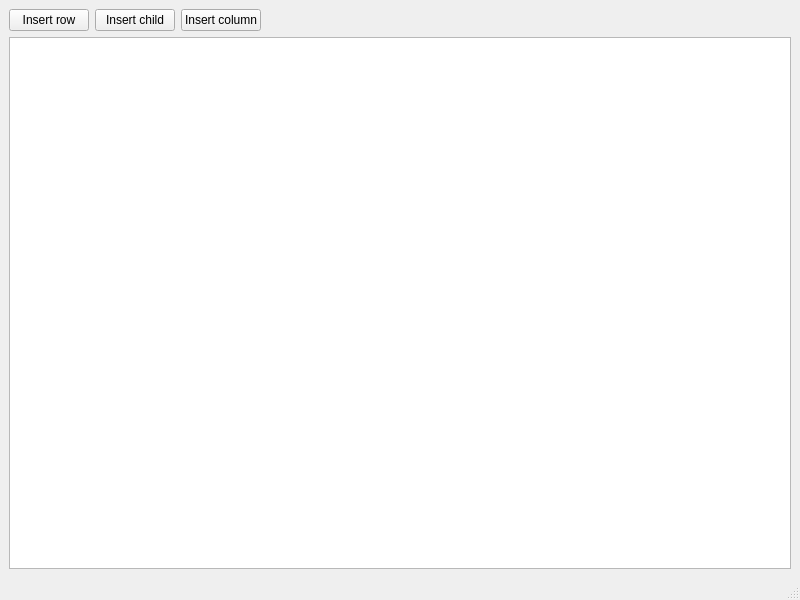
Qt form main_window.ui (dwarfovich/TreeFlattenProxyModel) before a commit.
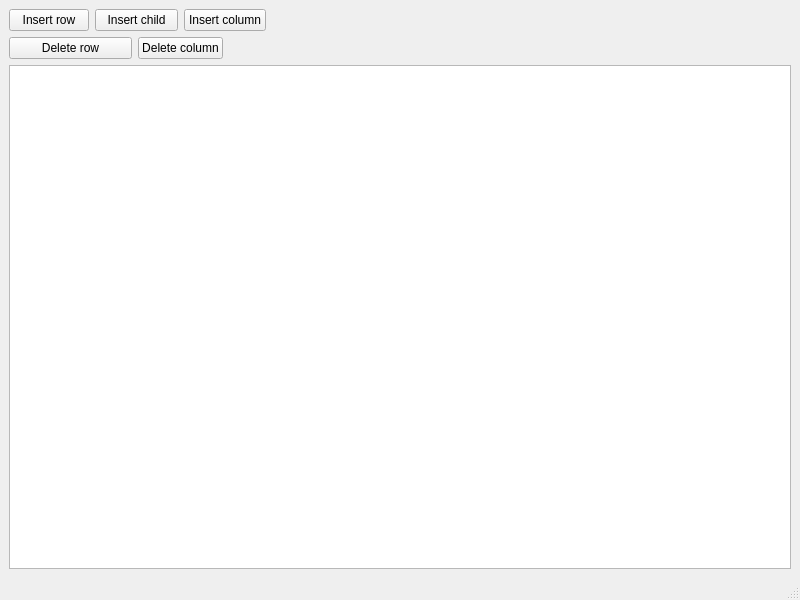
The same form after that commit.

Commit message: add removeing columns

Patch:
```diff
--- a/main_window.ui
+++ b/main_window.ui
@@ -16,44 +16,67 @@
   <widget class="QWidget" name="centralwidget">
    <layout class="QGridLayout" name="gridLayout">
     <item row="0" column="0">
-     <layout class="QHBoxLayout" name="horizontalLayout">
-      <item>
        <widget class="QPushButton" name="insert_row_button">
         <property name="text">
          <string>Insert row</string>
         </property>
        </widget>
       </item>
-      <item>
+    <item row="0" column="1" colspan="2">
        <widget class="QPushButton" name="insert_child_button">
         <property name="text">
          <string>Insert child</string>
         </property>
        </widget>
       </item>
-      <item>
+    <item row="0" column="3" colspan="2">
        <widget class="QPushButton" name="insert_column_button">
         <property name="text">
          <string>Insert column</string>
         </property>
        </widget>
       </item>
-      <item>
+    <item row="0" column="5">
        <spacer name="horizontalSpacer">
         <property name="orientation">
          <enum>Qt::Horizontal</enum>
         </property>
         <property name="sizeHint" stdset="0">
          <size>
-          <width>40</width>
+        <width>504</width>
           <height>20</height>
          </size>
         </property>
        </spacer>
       </item>
-     </layout>
+    <item row="1" column="0" colspan="2">
+     <widget class="QPushButton" name="delete_row_button">
+      <property name="text">
+       <string>Delete row</string>
+      </property>
+     </widget>
     </item>
-    <item row="1" column="0">
+    <item row="1" column="2" colspan="2">
+     <widget class="QPushButton" name="delete_column_button">
+      <property name="text">
+       <string>Delete column</string>
+      </property>
+     </widget>
+    </item>
+    <item row="1" column="4" colspan="2">
+     <spacer name="horizontalSpacer_2">
+      <property name="orientation">
+       <enum>Qt::Horizontal</enum>
+      </property>
+      <property name="sizeHint" stdset="0">
+       <size>
+        <width>551</width>
+        <height>20</height>
+       </size>
+      </property>
+     </spacer>
+    </item>
+    <item row="2" column="0" colspan="6">
      <widget class="QTreeView" name="tree_view_"/>
     </item>
    </layout>
```
Lines whose indentation alone changed are shown as unchanged. The commit also changes 6 other files.
